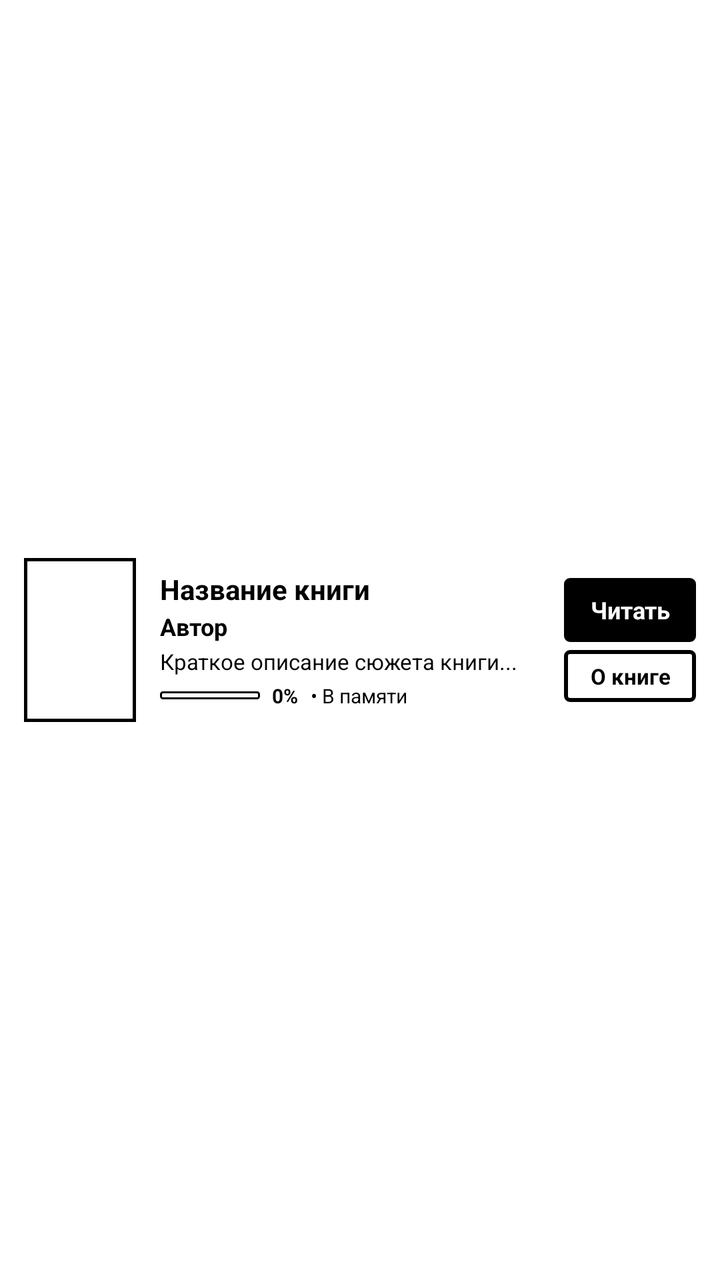
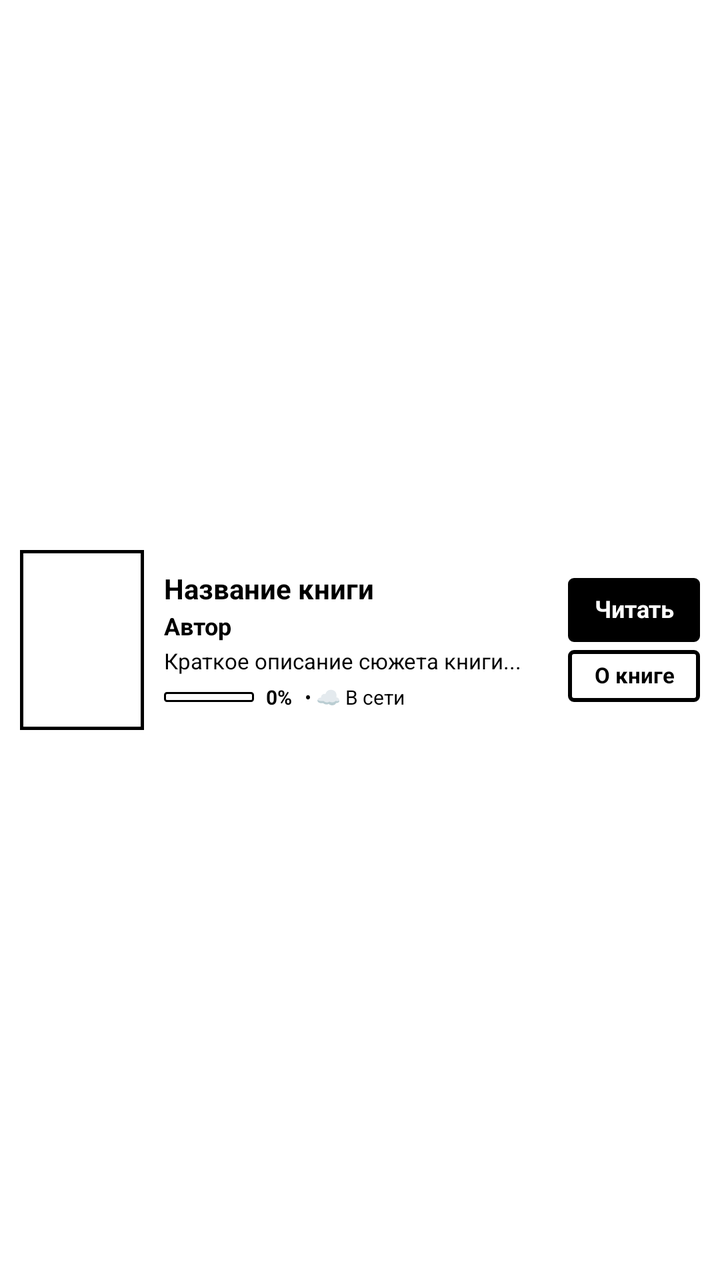

Before-and-after screenshots of an Android layout around one commit, followed by the original layout XML and the change that was made.
<!-- AndroidManifest.xml: application theme Theme.EInk -->
<!-- res/layout/item_book.xml -->
<?xml version="1.0" encoding="utf-8"?>
<LinearLayout xmlns:android="http://schemas.android.com/apk/res/android"
    android:layout_width="match_parent"
    android:layout_height="wrap_content"
    android:orientation="horizontal"
    android:paddingLeft="12dp"
    android:paddingRight="12dp"
    android:paddingTop="10dp"
    android:paddingBottom="10dp"
    android:gravity="center_vertical"
    android:background="@color/eink_white">

    
    <ImageView
        android:id="@+id/book_cover"
        android:layout_width="56dp"
        android:layout_height="82dp"
        android:layout_marginRight="12dp"
        android:background="@drawable/cover_border"
        android:padding="2dp"
        android:scaleType="centerCrop" />

    
    <LinearLayout
        android:layout_width="0dp"
        android:layout_height="wrap_content"
        android:layout_weight="1"
        android:orientation="vertical">

        <TextView
            android:id="@+id/book_title"
            android:layout_width="match_parent"
            android:layout_height="wrap_content"
            android:text="Название книги"
            android:textSize="14sp"
            android:textStyle="bold"
            android:textColor="@color/eink_black"
            android:maxLines="3"
            android:ellipsize="end" />

        <TextView
            android:id="@+id/book_author"
            android:layout_width="match_parent"
            android:layout_height="wrap_content"
            android:text="Автор"
            android:textSize="12sp"
            android:textStyle="bold"
            android:textColor="@color/eink_black"
            android:layout_marginTop="1dp"
            android:maxLines="2"
            android:ellipsize="end" />

        
        <TextView
            android:id="@+id/book_annotation"
            android:layout_width="match_parent"
            android:layout_height="wrap_content"
            android:text="Краткое описание сюжета книги..."
            android:textSize="11sp"
            android:textColor="@color/eink_black"
            android:layout_marginTop="2dp"
            android:maxLines="2"
            android:ellipsize="end"
            android:lineSpacingMultiplier="1.1" />

        
        <LinearLayout
            android:layout_width="match_parent"
            android:layout_height="wrap_content"
            android:orientation="horizontal"
            android:gravity="center_vertical"
            android:layout_marginTop="3dp">

            <ProgressBar
                android:id="@+id/book_progress_bar"
                style="?android:attr/progressBarStyleHorizontal"
                android:layout_width="50dp"
                android:layout_height="4dp"
                android:progressDrawable="@drawable/progress_eink_bar"
                android:max="100"
                android:progress="0"
                android:layout_marginRight="6dp" />

            <TextView
                android:id="@+id/book_progress"
                android:layout_width="wrap_content"
                android:layout_height="wrap_content"
                android:text="0%"
                android:textSize="10sp"
                android:textStyle="bold"
                android:textColor="@color/eink_black"
                android:singleLine="true" />

            <TextView
                android:id="@+id/book_status_tag"
                android:layout_width="0dp"
                android:layout_height="wrap_content"
                android:layout_weight="1"
                android:text=" • В памяти"
                android:textSize="10sp"
                android:textColor="@color/eink_black"
                android:layout_marginLeft="4dp"
                android:singleLine="true"
                android:ellipsize="end" />
        </LinearLayout>
    </LinearLayout>

    
    <LinearLayout
        android:layout_width="wrap_content"
        android:layout_height="wrap_content"
        android:orientation="vertical"
        android:gravity="center"
        android:layout_marginLeft="8dp">

        <Button
            android:id="@+id/book_read_btn"
            android:layout_width="66dp"
            android:layout_height="32dp"
            android:text="@string/btn_read"
            android:textSize="12sp"
            android:textStyle="bold"
            android:textColor="@color/eink_white"
            android:background="@drawable/btn_eink_primary"
            android:layout_marginBottom="4dp" />

        <Button
            android:id="@+id/book_download_btn"
            android:layout_width="66dp"
            android:layout_height="26dp"
            android:text="О книге"
            android:textSize="11sp"
            android:textStyle="bold"
            android:textColor="@color/eink_black"
            android:background="@drawable/btn_eink" />
    </LinearLayout>

</LinearLayout>
<!-- resources referenced by this layout -->
<resources>
  <color name="eink_black">#000000</color>
  <color name="eink_white">#FFFFFF</color>
  <!-- drawable btn_eink (drawable) -->
  <?xml version="1.0" encoding="utf-8"?>
  <selector xmlns:android="http://schemas.android.com/apk/res/android">
      <item android:state_pressed="true">
          <shape android:shape="rectangle">
              <solid android:color="#000000" />
              <stroke android:width="2dp" android:color="#000000" />
              <corners android:radius="2dp" />
          </shape>
      </item>
      <item>
          <shape android:shape="rectangle">
              <solid android:color="#FFFFFF" />
              <stroke android:width="2dp" android:color="#000000" />
              <corners android:radius="2dp" />
          </shape>
      </item>
  </selector>
  <!-- drawable btn_eink_primary (drawable) -->
  <?xml version="1.0" encoding="utf-8"?>
  <selector xmlns:android="http://schemas.android.com/apk/res/android">
      <item android:state_pressed="true">
          <shape android:shape="rectangle">
              <solid android:color="#FFFFFF" />
              <stroke android:width="2dp" android:color="#000000" />
              <corners android:radius="2dp" />
          </shape>
      </item>
      <item>
          <shape android:shape="rectangle">
              <solid android:color="#000000" />
              <stroke android:width="2dp" android:color="#000000" />
              <corners android:radius="2dp" />
          </shape>
      </item>
  </selector>
  <!-- drawable cover_border (drawable) -->
  <?xml version="1.0" encoding="utf-8"?>
  <shape xmlns:android="http://schemas.android.com/apk/res/android"
      android:shape="rectangle">
      <solid android:color="#FFFFFF" />
      <stroke
          android:width="1.5dp"
          android:color="#000000" />
  </shape>
  <!-- drawable progress_eink_bar (drawable) -->
  <?xml version="1.0" encoding="utf-8"?>
  <layer-list xmlns:android="http://schemas.android.com/apk/res/android">
      <item android:id="@android:id/background">
          <shape android:shape="rectangle">
              <solid android:color="#FFFFFF" />
              <stroke android:width="1dp" android:color="#000000" />
              <corners android:radius="1dp" />
          </shape>
      </item>
      <item android:id="@android:id/progress">
          <clip>
              <shape android:shape="rectangle">
                  <solid android:color="#000000" />
                  <corners android:radius="1dp" />
              </shape>
          </clip>
      </item>
  </layer-list>
  <string name="btn_read">Читать</string>
  <style name="Theme.EInk" parent="android:Theme.Holo.Light.NoActionBar">
          <item name="android:windowBackground">@color/eink_white</item>
          <item name="android:colorBackground">@color/eink_white</item>
          <item name="android:textColorPrimary">@color/eink_black</item>
          <item name="android:windowAnimationStyle">@style/Animation.EInk.NoAnimation</item>
      </style>
  <style name="Animation.EInk.NoAnimation" parent="android:Animation">
          <item name="android:windowEnterAnimation">@null</item>
          <item name="android:windowExitAnimation">@null</item>
          <item name="android:activityOpenEnterAnimation">@null</item>
          <item name="android:activityOpenExitAnimation">@null</item>
          <item name="android:activityCloseEnterAnimation">@null</item>
          <item name="android:activityCloseExitAnimation">@null</item>
      </style>
</resources>

<!-- the commit's change to res/layout/item_book.xml (unified diff, before → after) -->
@@ -3,19 +3,19 @@
     android:layout_width="match_parent"
     android:layout_height="wrap_content"
     android:orientation="horizontal"
-    android:paddingLeft="12dp"
-    android:paddingRight="12dp"
-    android:paddingTop="10dp"
-    android:paddingBottom="10dp"
+    android:paddingLeft="10dp"
+    android:paddingRight="10dp"
+    android:paddingTop="9dp"
+    android:paddingBottom="9dp"
     android:gravity="center_vertical"
     android:background="@color/eink_white">
 
     
     <ImageView
         android:id="@+id/book_cover"
-        android:layout_width="56dp"
-        android:layout_height="82dp"
-        android:layout_marginRight="12dp"
+        android:layout_width="62dp"
+        android:layout_height="90dp"
+        android:layout_marginRight="10dp"
         android:background="@drawable/cover_border"
         android:padding="2dp"
         android:scaleType="centerCrop" />
@@ -35,7 +35,7 @@
             android:textSize="14sp"
             android:textStyle="bold"
             android:textColor="@color/eink_black"
-            android:maxLines="3"
+            android:maxLines="2"
             android:ellipsize="end" />
 
         <TextView
@@ -47,7 +47,7 @@
             android:textStyle="bold"
             android:textColor="@color/eink_black"
             android:layout_marginTop="1dp"
-            android:maxLines="2"
+            android:maxLines="1"
             android:ellipsize="end" />
 
         
@@ -59,9 +59,9 @@
             android:textSize="11sp"
             android:textColor="@color/eink_black"
             android:layout_marginTop="2dp"
-            android:maxLines="2"
+            android:maxLines="3"
             android:ellipsize="end"
-            android:lineSpacingMultiplier="1.1" />
+            android:lineSpacingMultiplier="1.15" />
 
         
         <LinearLayout
@@ -69,13 +69,13 @@
             android:layout_height="wrap_content"
             android:orientation="horizontal"
             android:gravity="center_vertical"
-            android:layout_marginTop="3dp">
+            android:layout_marginTop="4dp">
 
             <ProgressBar
                 android:id="@+id/book_progress_bar"
                 style="?android:attr/progressBarStyleHorizontal"
-                android:layout_width="50dp"
-                android:layout_height="4dp"
+                android:layout_width="45dp"
+                android:layout_height="5dp"
                 android:progressDrawable="@drawable/progress_eink_bar"
                 android:max="100"
                 android:progress="0"
@@ -93,15 +93,13 @@
 
             <TextView
                 android:id="@+id/book_status_tag"
-                android:layout_width="0dp"
+                android:layout_width="wrap_content"
                 android:layout_height="wrap_content"
-                android:layout_weight="1"
-                android:text=" • В памяти"
+                android:text=" • ☁ В сети"
                 android:textSize="10sp"
                 android:textColor="@color/eink_black"
-                android:layout_marginLeft="4dp"
                 android:singleLine="true"
-                android:ellipsize="end" />
+                android:layout_marginLeft="4dp" />
         </LinearLayout>
     </LinearLayout>
 
@@ -117,22 +115,32 @@
             android:id="@+id/book_read_btn"
             android:layout_width="66dp"
             android:layout_height="32dp"
+            android:minHeight="0dp"
+            android:minWidth="0dp"
             android:text="@string/btn_read"
             android:textSize="12sp"
             android:textStyle="bold"
             android:textColor="@color/eink_white"
             android:background="@drawable/btn_eink_primary"
+            android:includeFontPadding="false"
+            android:paddingTop="2dp"
+            android:paddingBottom="2dp"
             android:layout_marginBottom="4dp" />
 
         <Button
             android:id="@+id/book_download_btn"
             android:layout_width="66dp"
             android:layout_height="26dp"
+            android:minHeight="0dp"
+            android:minWidth="0dp"
             android:text="О книге"
             android:textSize="11sp"
             android:textStyle="bold"
             android:textColor="@color/eink_black"
-            android:background="@drawable/btn_eink" />
+            android:background="@drawable/btn_eink"
+            android:includeFontPadding="false"
+            android:paddingTop="2dp"
+            android:paddingBottom="2dp" />
     </LinearLayout>
 
 </LinearLayout>
